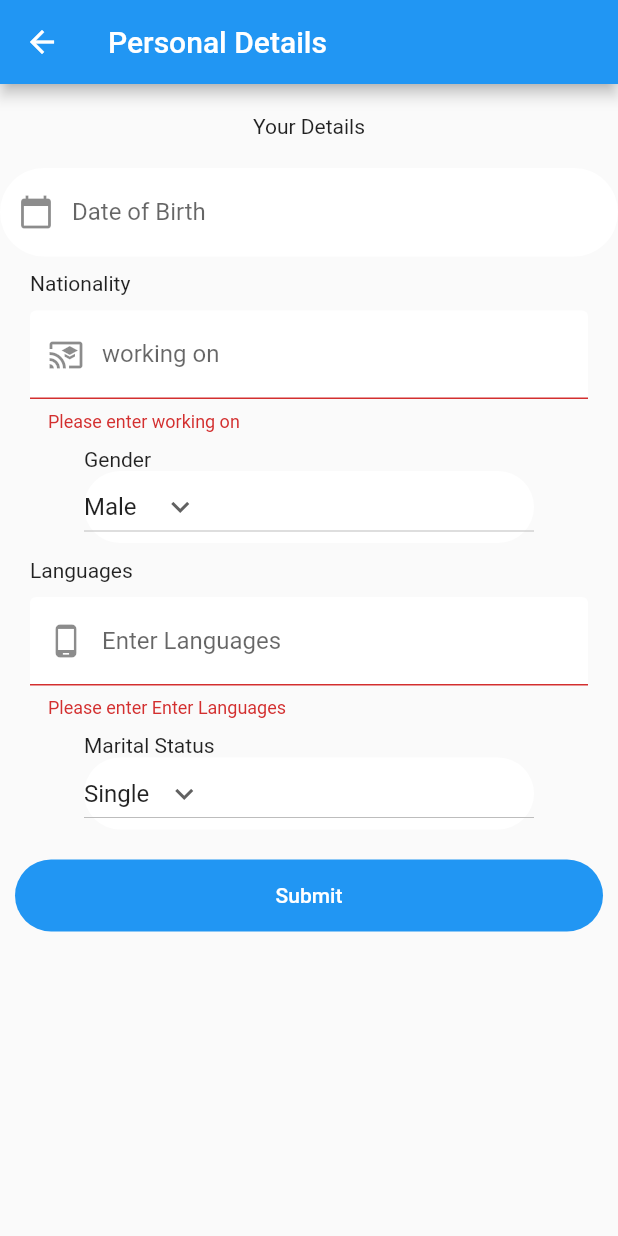
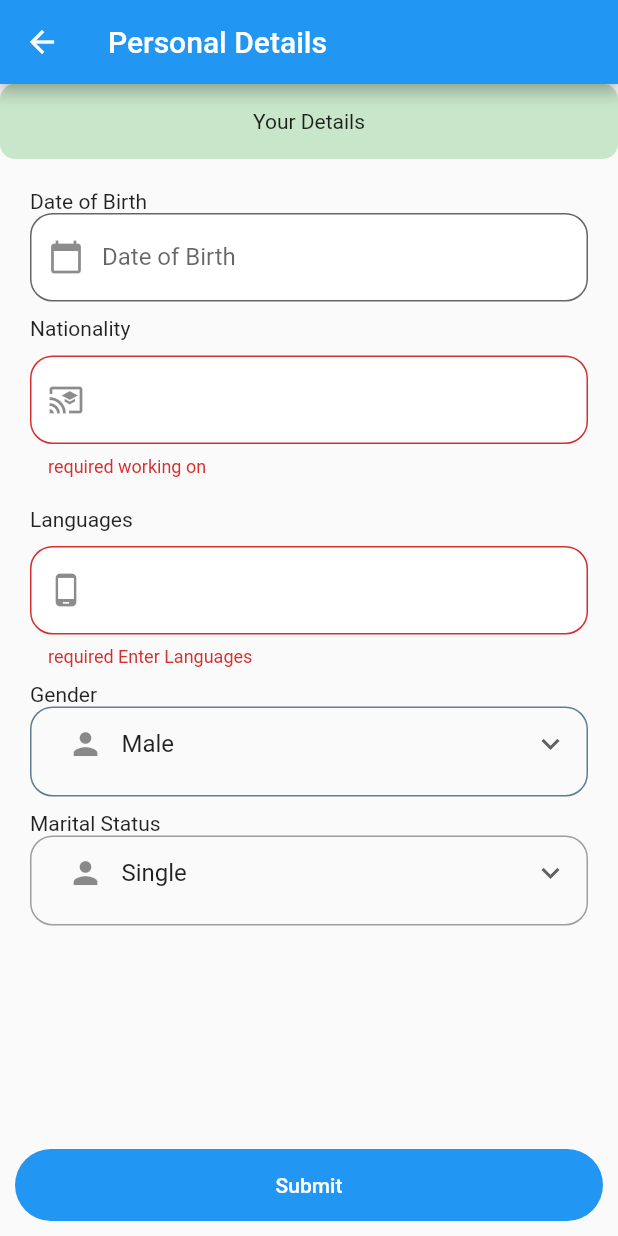
Before and after one commit to MUKESHYENNAM/resume_app, a Flutter app: the personalAllDetails screen opened directly, after a tap on "Submit", on a phone screen of 412 x 824 dp. Run offline on Flutter 3.47's test engine with Material 2 defaults, Android fonts, the light colour scheme and no system bars; our stand-ins replace sqflite; accounts and stored records are empty.

Commit message:
all done

```diff
--- a/lib/Comm/genTextFormField.dart
+++ b/lib/Comm/genTextFormField.dart
@@ -11,6 +11,7 @@ class getTextFormField extends StatelessWidget {
   TextInputType inputType;
   bool isEnable;
 
+
   getTextFormField({
     this.controller,
     this.hintName,
@@ -23,7 +24,6 @@ class getTextFormField extends StatelessWidget {
   @override
   Widget build(BuildContext context) {
     return Container(
-      padding: EdgeInsets.symmetric(horizontal: 20.0),
       child: Column(
         crossAxisAlignment: CrossAxisAlignment.start,
         mainAxisAlignment: MainAxisAlignment.start,
@@ -37,15 +37,22 @@ class getTextFormField extends StatelessWidget {
             keyboardType: inputType,
             validator: (value) {
               if (value == null || value.isEmpty) {
-                return 'Please enter $hintName';
+                return 'required $hintName';
               }
               if (hintName == "Email" && !validateEmail(value)) {
-                return 'Please Enter Valid Email';
+                return 'required  Valid Email';
               }
               if (hintName == "Address") {
-                print("len");
                 print(value.length);
                   return (value.length<=25) ?"Enter minimun 25 latters":null;
+              }
+              if (hintName == "Percentage") {
+                double percentage = double.tryParse(value) ?? -1;
+                if (percentage >= 35 && percentage <= 100) {
+                  return null;
+                } else {
+                  return "Enter a valid percentage between 35 and 100"; // Percentage is outside the valid range
+                }
               }
               if (hintName == "LandlineNo" || hintName == "MobileNo") {
                 String patttern = r'(^(?:[+0]9)?[0-9]{10,12}$)';
@@ -55,19 +62,12 @@ class getTextFormField extends StatelessWidget {
               return null;
             },
             decoration: InputDecoration(
-              enabledBorder: OutlineInputBorder(
-                borderRadius: BorderRadius.all(Radius.circular(30.0)),
-                borderSide: BorderSide(color: Colors.transparent),
+              border: OutlineInputBorder(
+                borderRadius: BorderRadius.circular(15.0), // Set border radius
               ),
-              focusedBorder: OutlineInputBorder(
-                borderRadius: BorderRadius.all(Radius.circular(30.0)),
-                borderSide: BorderSide(color: Colors.blue),
-              ),
+              filled: true,
+              fillColor: Colors.white,
               prefixIcon: Icon(icon),
-              hintText: hintName,
-              labelText: hintName,
-              fillColor: Colors.white,
-              filled: true,
             ),
           ),
         ],
@@ -75,3 +75,27 @@ class getTextFormField extends StatelessWidget {
     );
   }
 }
+class HeaderText extends StatelessWidget {
+  String? hintName;
+  HeaderText({
+    this.hintName,
+    });
+  @override
+  Widget build(BuildContext context) {
+    return Container(
+      height: 50.0, // Set the desired height
+      width: double.infinity, // Expand to full available width
+      decoration: BoxDecoration(
+        color: Colors.green[100],
+        borderRadius: BorderRadius.circular(10.0),
+      ),
+      padding: EdgeInsets.symmetric(horizontal: 20.0),
+      child: Column(
+        mainAxisAlignment: MainAxisAlignment.center,
+        children: [
+          Text("${hintName}"),
+        ],
+      ),
+    );
+  }
+}
--- a/lib/allResumes.dart
+++ b/lib/allResumes.dart
@@ -34,6 +34,8 @@ class _FetchedDataPageState extends State<FetchedDataPage> {
         child: Column(
           crossAxisAlignment: CrossAxisAlignment.start,
           children: [
+            widget.fetchedData.length==0
+            ?Center(child: Text("No Resumes")):
             ListView.builder(
               shrinkWrap: true,
               itemCount: widget.fetchedData.length,
@@ -103,7 +105,6 @@ class _FetchedDataPageState extends State<FetchedDataPage> {
     );
   }
 }
-
 
 class SelectedResumePage extends StatelessWidget {
   final DatabaseModel selectedResume;
--- a/lib/main.dart
+++ b/lib/main.dart
@@ -39,7 +39,6 @@ class _StartFileState extends State<StartFile> {
   @override
   void initState() {
     super.initState();
-    // Call fetchData and print the inserted data
     _printInsertedData();
   }
 
--- a/lib/modelclass.dart
+++ b/lib/modelclass.dart
@@ -55,7 +55,7 @@ class DbHelper {
     await db.execute(
         '''
        CREATE TABLE $Table_User(
-            $id INTEGER PRIMARY KEY AUTOINCREMENT,
+            $id INTEGER PRIMARY KEY,
             $dob TEXT NOT NULL,
             $nationality TEXT NOT NULL,
             $gender TEXT NOT NULL,
@@ -90,6 +90,10 @@ class DbHelper {
     print("row:::::${data}");
     await db.insert(Table_User, data.toMap(),
         conflictAlgorithm: ConflictAlgorithm.replace);
+  }
+  Future<int> deleteAllRecords() async {
+    var dbClient = await db;
+    return await dbClient.delete(Table_User);
   }
   Future<int> updateData(DatabaseModel databaseModel) async {
     Database db = await this.db;
--- a/lib/personalDetailsallPage4.dart
+++ b/lib/personalDetailsallPage4.dart
@@ -53,7 +53,7 @@ class _personalAllDetailsState extends State<personalAllDetails> {
     if (picked != null && picked != _selectedDate) {
       setState(() {
         _selectedDate = picked;
-        _dob.text = DateFormat('MM/dd/yyyy').format(_selectedDate);
+        _dob.text = DateFormat('yyyy-MM-dd').format(_selectedDate);
       });
     }
   }
@@ -64,25 +64,29 @@ class _personalAllDetailsState extends State<personalAllDetails> {
       appBar: AppBar(
         title: Text('Personal Details'),
       ),
-      body: Form(
+      body: Column(
+        children: [
+          HeaderText(hintName:"Your Details"),
+          Expanded(child: Padding(
+            padding: EdgeInsets.symmetric(horizontal: 20.0),
+            child: Form(
               key: _formKey,
               child: SingleChildScrollView(
                 scrollDirection: Axis.vertical,
                 child: Container(
                   child: Center(
                     child: Column(
-                mainAxisAlignment: MainAxisAlignment.center,
+                      mainAxisAlignment: MainAxisAlignment.start,
+                      crossAxisAlignment: CrossAxisAlignment.start,
                       children: [
+
                         SizedBox(height: 20,),
-                  Text("Your Details"),
-                  SizedBox(height: 20,),
+                        Text("Date of Birth"),
                         TextFormField(
                           controller: _dob,
-
                           decoration: InputDecoration(
-                      enabledBorder: OutlineInputBorder(
-                        borderRadius: BorderRadius.all(Radius.circular(30.0)),
-                        borderSide: BorderSide(color: Colors.transparent),
+                            border: OutlineInputBorder(
+                              borderRadius: BorderRadius.circular(15.0), // Set border radius
                             ),
                             focusedBorder: OutlineInputBorder(
                               borderRadius: BorderRadius.all(Radius.circular(30.0)),
@@ -105,38 +109,6 @@ class _personalAllDetailsState extends State<personalAllDetails> {
                             inputType: TextInputType.emailAddress,
                             hintName: 'working on'),
                         SizedBox(height: 10.0),
-                 Padding(
-                   padding: EdgeInsets.symmetric(horizontal: 20.0),
-                   child: Column(
-                     crossAxisAlignment: CrossAxisAlignment.start,
-                     mainAxisAlignment: MainAxisAlignment.start,
-                     children: [
-                       Text("Gender"),
-                       Container(
-                         width: 300,
-                         decoration: BoxDecoration(
-                           color: Colors.white,
-                           borderRadius: BorderRadius.circular(30.0),
-                         ),
-                         child: DropdownButton(
-                           value: dropdownvalue,
-                           icon: const Icon(Icons.keyboard_arrow_down),
-                           items: items.map((String items) {
-                             return DropdownMenuItem(
-                               value: items,
-                               child: Text(items),
-                             );
-                           }).toList(),
-                           onChanged: (String? newValue) {
-                             setState(() {
-                               dropdownvalue = newValue!;
-                             });
-                           },
-                         ),
-                       ),
-                     ],
-                   ),
-                 ),
                         SizedBox(height: 10.0),
                         getTextFormField(
                           name: "Languages",
@@ -146,27 +118,75 @@ class _personalAllDetailsState extends State<personalAllDetails> {
                           hintName: 'Enter Languages',
                         ),
                         SizedBox(height: 10.0),
-
-                  Padding(
-                    padding: EdgeInsets.symmetric(horizontal: 20.0),
-                    child: Column(
+                        Column(
                           crossAxisAlignment: CrossAxisAlignment.start,
                           mainAxisAlignment: MainAxisAlignment.start,
                           children: [
+                            Text("Gender"),
+                            Container(
+                              width: double.infinity,
+                              height: 60,
+                              padding: EdgeInsets.symmetric(horizontal: 12.0),
+                              decoration: BoxDecoration(
+                                borderRadius: BorderRadius.circular(15.0),
+                                border: Border.all(color: Colors.blueGrey),
+                              ),
+                              child: InputDecorator(
+                                decoration: InputDecoration(
+                                  contentPadding: EdgeInsets.zero,
+                                  border: InputBorder.none,
+                                  prefixIcon: Icon(Icons.person), // Replace with your desired prefix icon
+                                ),
+                                child: DropdownButtonHideUnderline(
+                                  child: DropdownButton<String>(
+                                    value: dropdownvalue,
+                                    icon: const Icon(Icons.keyboard_arrow_down),
+                                    items: items.map((String item) {
+                                      return DropdownMenuItem<String>(
+                                        value: item,
+                                        child: Text(item),
+                                      );
+                                    }).toList(),
+                                    onChanged: (String? newValue) {
+                                      setState(() {
+                                        dropdownvalue = newValue!;
+                                      });
+                                    },
+                                    isExpanded: true,
+                                  ),
+                                ),
+                              ),
+                            )
+                          ],
+                        ),
+                        Column(
+                          crossAxisAlignment: CrossAxisAlignment.start,
+                          mainAxisAlignment: MainAxisAlignment.start,
+                          children: [
+                            SizedBox(height: 10.0),
                             Text("Marital Status"),
                             Container(
-                          width: 300,
+                              width: double.infinity,
+                              height: 60,
+                              padding: EdgeInsets.symmetric(horizontal: 12.0),
                               decoration: BoxDecoration(
-                            color: Colors.white,
-                            borderRadius: BorderRadius.circular(30.0),
+                                borderRadius: BorderRadius.circular(15.0),
+                                border: Border.all(color: Colors.grey),
                               ),
-                          child: DropdownButton(
+                              child: InputDecorator(
+                                decoration: InputDecoration(
+                                  contentPadding: EdgeInsets.zero, // Remove the default padding
+                                  border: InputBorder.none, // Remove the default border
+                                  prefixIcon: Icon(Icons.person), // Add the prefix icon
+                                ),
+                                child: DropdownButtonHideUnderline(
+                                  child: DropdownButton<String>(
                                     value: dropdownMaritalStatusvalue,
                                     icon: const Icon(Icons.keyboard_arrow_down),
-                            items: marriageStatusOptions.map((String items) {
-                              return DropdownMenuItem(
-                                value: items,
-                                child: Text(items),
+                                    items: marriageStatusOptions.map((String item) {
+                                      return DropdownMenuItem<String>(
+                                        value: item,
+                                        child: Text(item),
                                       );
                                     }).toList(),
                                     onChanged: (String? newValue) {
@@ -174,13 +194,20 @@ class _personalAllDetailsState extends State<personalAllDetails> {
                                         dropdownMaritalStatusvalue = newValue!;
                                       });
                                     },
+                                    isExpanded: true,
                                   ),
+                                ),
+                              ),
+                            )
+                          ],
                         ),
                       ],
                     ),
                   ),
-                  SizedBox(height: 10.0),
-
+                ),
+              ),
+            ),
+          )),
           Row(
             children: [
               Expanded(child:  Container(
@@ -196,6 +223,7 @@ class _personalAllDetailsState extends State<personalAllDetails> {
                     } else {
 
                       if(widget.status==true){
+                        print("_dob::${_dob.text}");
                         DatabaseModel EditdatabaseModel = DatabaseModel(
                           dob: _dob.text,
                           nationality: _nationality.text,
@@ -277,12 +305,7 @@ class _personalAllDetailsState extends State<personalAllDetails> {
               ),)
             ],
           ),
-
         ],
-              ),
-            ),
-          ),
-        ),
       ),
     );
   }
--- a/pubspec.yaml
+++ b/pubspec.yaml
@@ -32,6 +32,8 @@ dependencies:
   path_provider: ^2.0.4
   intl: ^0.18.1
   provider: ^5.0.0
+  pdf: ^3.8.4
+  downloads_path_provider: ^0.1.2
 
 dev_dependencies:
   flutter_test:
```
Also changed, not shown: lib/Skills_page2.dart (+14 -7 lines), lib/educationPage3.dart (+23 -17 lines), lib/personalInfo.dart (+15 -6 lines), pubspec.lock. Lines whose indentation alone changed are shown as unchanged.
